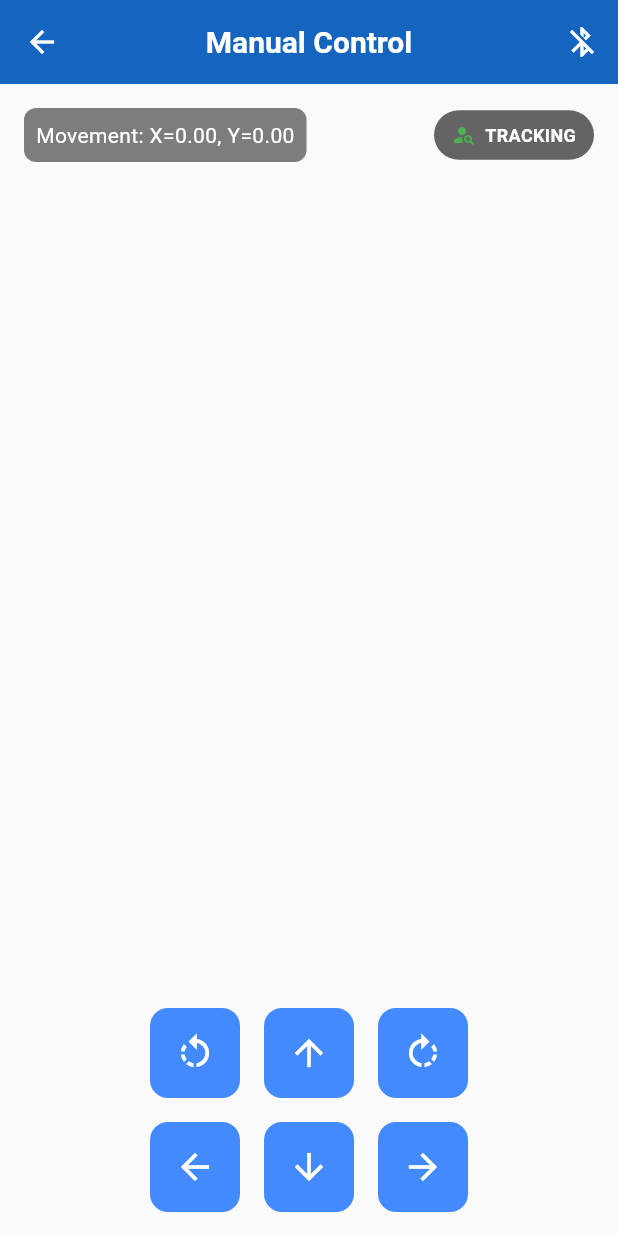
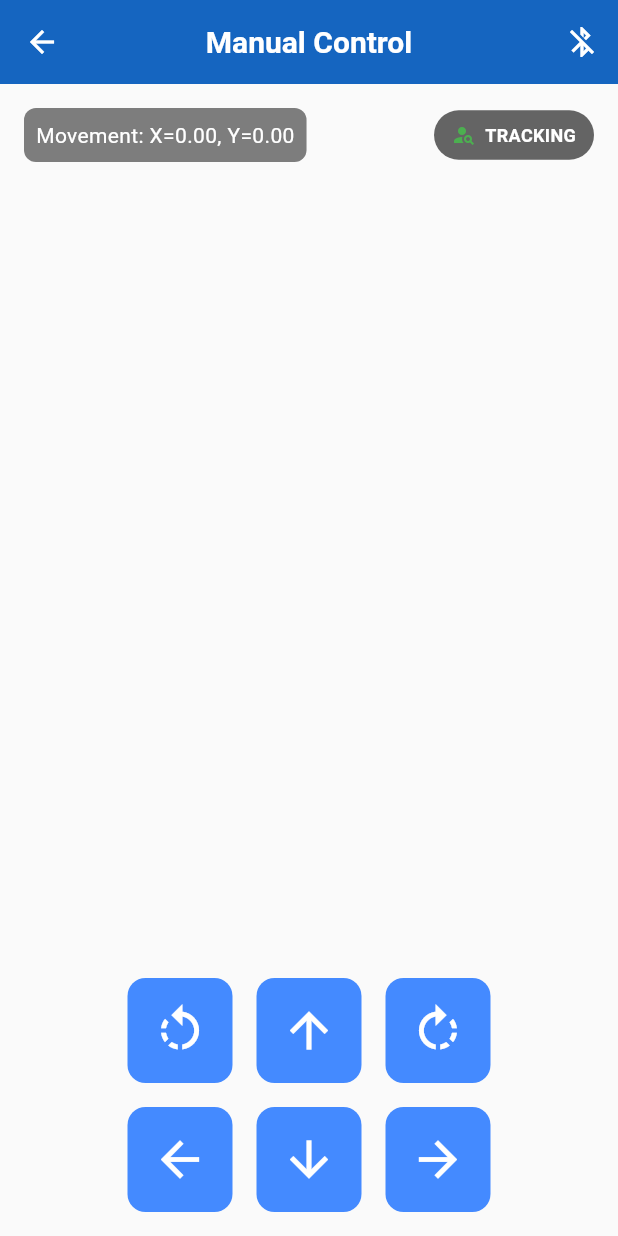
Before and after one commit to khoale2k4/ohstem-robot-ai, a Flutter app: the ManualControlPage screen opened directly, on a phone screen of 412 x 824 dp. Run offline on Flutter 3.47's test engine with Material 3 defaults, Android fonts, the light colour scheme and no system bars; our stand-ins replace camera, flutter_hooks, permission_handler; missing offline and left inert: flutter_reactive_ble.

Commit message:
connect bluetooth

```diff
--- a/lib/features/main/manual_control/presentation/manual_control_screen.dart
+++ b/lib/features/main/manual_control/presentation/manual_control_screen.dart
@@ -126,16 +126,16 @@ class _ManualControlPageState extends State<ManualControlPage> {
           color: Colors.blueAccent,
           borderRadius: BorderRadius.circular(12),
         ),
-        child: Icon(icon, color: Colors.white, size: 28),
+        child: Icon(icon, color: Colors.white, size: 38),
       ),
     );
   }
 
   void _startRotation(String direction) {
     _sendRotationCommand(direction); // gọi ngay khi bắt đầu
-    _rotateTimer = Timer.periodic(const Duration(milliseconds: 100), (_) {
-      _sendRotationCommand(direction);
-    });
+    // _rotateTimer = Timer.periodic(const Duration(milliseconds: 100), (_) {
+    //   _sendRotationCommand(direction);
+    // });
   }
 
   // void _sendMovementCommand() {
@@ -172,6 +172,8 @@ class _ManualControlPageState extends State<ManualControlPage> {
     _rotateTimer?.cancel();
     _rotateTimer = null;
 
+    debugPrint('Sending rotation command: ${RobotInstructions.stop}');
+
     bluetoothService.sendMessage(RobotInstructions.stop).then((success) {
       if (!success) {
         ScaffoldMessenger.of(context).showSnackBar(
```
